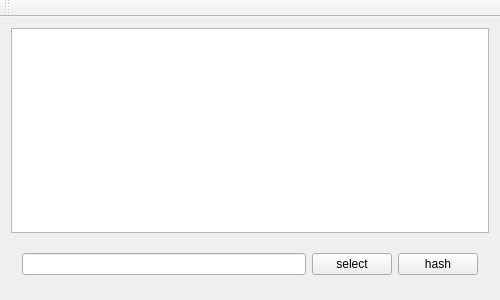
The window that qhash/mainwindow.ui (coolshou/DesktopEntry-actions) describes before a commit, drawn with Qt 5.
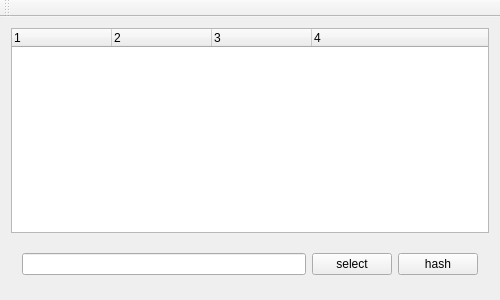
The same window after the commit.

Diff of the .ui file:
```diff
--- a/qhash/mainwindow.ui
+++ b/qhash/mainwindow.ui
@@ -88,7 +88,34 @@
        </widget>
       </item>
       <item row="0" column="0">
-       <widget class="QTreeView" name="treeView_files"/>
+       <widget class="QTreeWidget" name="treeWidget_files">
+        <property name="columnCount">
+         <number>4</number>
+        </property>
+        <attribute name="headerDefaultSectionSize">
+         <number>100</number>
+        </attribute>
+        <column>
+         <property name="text">
+          <string notr="true">1</string>
+         </property>
+        </column>
+        <column>
+         <property name="text">
+          <string notr="true">2</string>
+         </property>
+        </column>
+        <column>
+         <property name="text">
+          <string notr="true">3</string>
+         </property>
+        </column>
+        <column>
+         <property name="text">
+          <string notr="true">4</string>
+         </property>
+        </column>
+       </widget>
       </item>
      </layout>
     </item>
```
